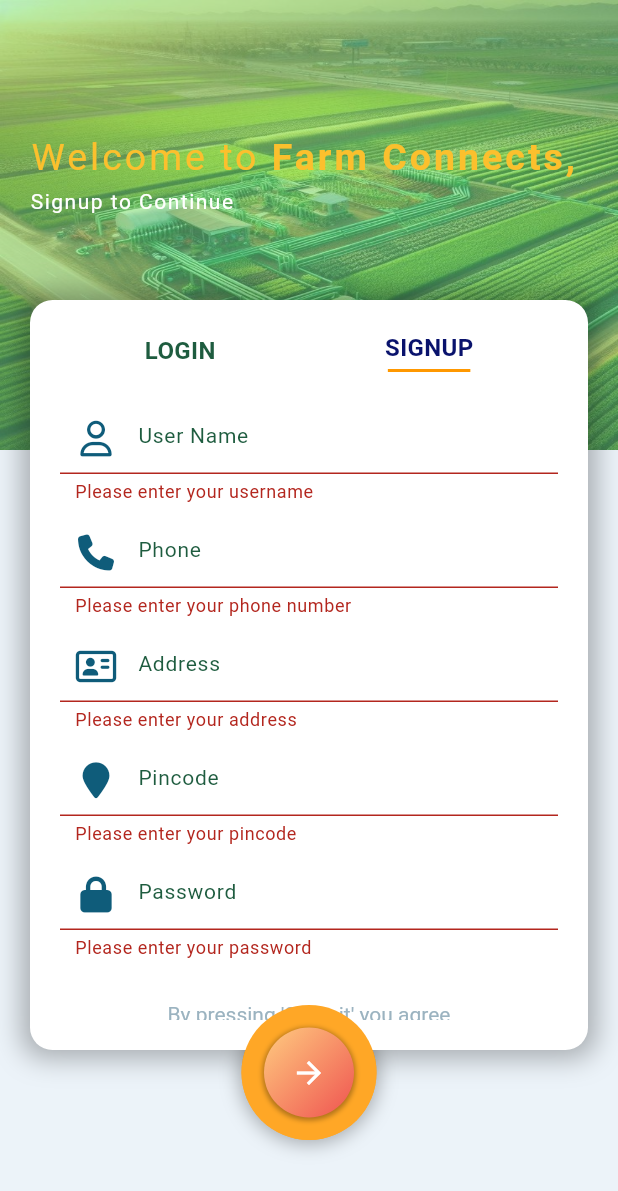
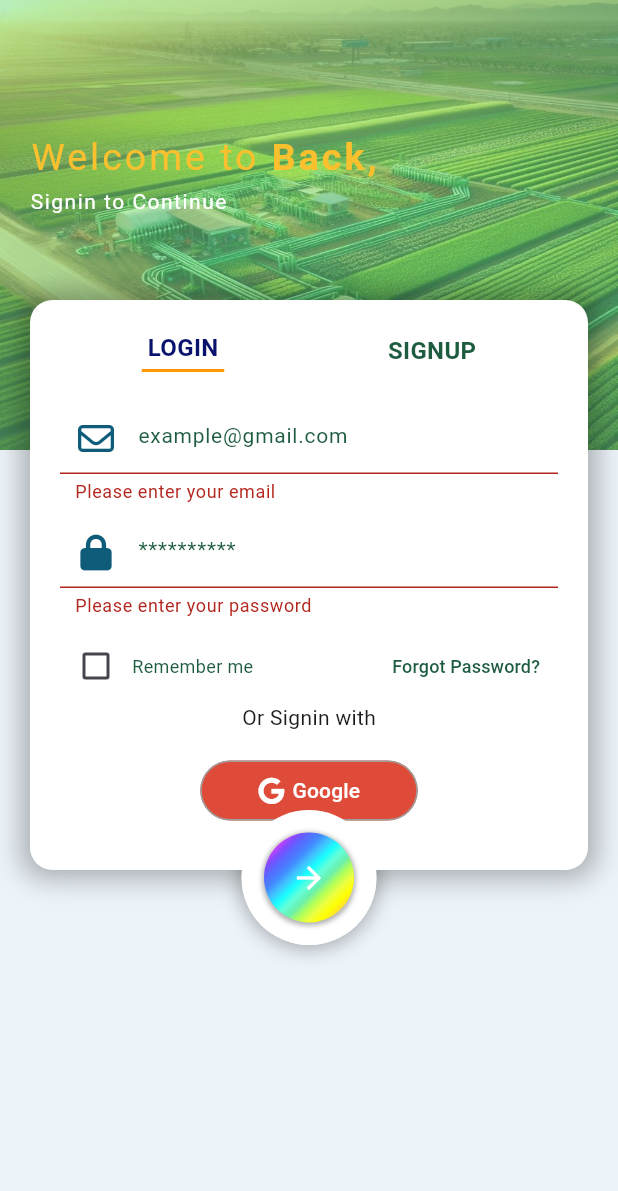
Before and after one commit to Ramdev-Lodhi/farm_connects, a Flutter app: the screen it shows after launch, after a tap on the "arrow forward" icon, on a phone screen of 412 x 824 dp. Shown: the top 1191 px of the screen. Run offline on Flutter 3.47's test engine with Material 3 defaults, Android fonts, the phone set to English and light mode, and no system bars; our stand-ins replace dio, font_awesome_flutter, get, hexcolor, shared_preferences; accounts and stored records are empty.

Commit message:
feat: Update Login

```diff
--- a/lib/config/api_url.dart
+++ b/lib/config/api_url.dart
@@ -1 +1 @@
-const apiUrl = 'http://192.168.110.77:8080/api';
+const apiUrl = 'http://192.168.68.205:3000/api';
--- /dev/null
+++ b/lib/config/network/local/cache_helper.dart
@@ -0,0 +1,37 @@
+import 'package:shared_preferences/shared_preferences.dart';
+
+class CacheHelper
+{
+  static late SharedPreferences sharedPreferences;
+
+  static init() async
+  {
+    sharedPreferences = await SharedPreferences.getInstance();
+  }
+
+  static Future<bool> saveData({
+  required String key,
+  required dynamic value,
+}) async
+  {
+    if (value is String)
+      return await sharedPreferences.setString(key, value);
+    else if(value is int)
+      return await sharedPreferences.setInt(key, value);
+    else if(value is bool)
+      return await sharedPreferences.setBool(key, value);
+
+    return await sharedPreferences.setDouble(key, value);
+  }
+
+  static dynamic getData ({required String key})
+  {
+    return sharedPreferences.get(key);
+  }
+
+  static Future<bool> removeData({required String key}) async
+  {
+    return await sharedPreferences.remove(key);
+  }
+
+}
--- /dev/null
+++ b/lib/config/network/remote/dio.dart
@@ -0,0 +1,71 @@
+import 'package:dio/dio.dart';
+
+class DioHelper
+{
+  static late Dio dio;
+
+  static init()
+  {
+    dio = Dio(
+      BaseOptions(
+        baseUrl: "http://192.168.170.22:3000/api/",
+        receiveDataWhenStatusError: true,
+        headers: {
+          "Content-Type": "application/json",
+          "lang" : 'en',
+        }
+        )
+    );
+  }
+
+  static Future<Response> postData({
+    required String method,
+    required Map<String, dynamic> data,
+    String lang = 'en',
+    String? token,
+}) async
+  {
+    //adding to header map
+    //note if it's assignment not add that will cause bad response!
+    //so use addAll method if you're trying to add a header.
+    dio.options.headers.addAll({
+      'lang' : lang,
+      'Authorization' : token,
+    });
+
+    return await dio.post(
+      method,
+      data: data,
+    );
+  }
+
+  static Future<Response> getData({
+    required String method,
+    Map<String, dynamic>? query,
+    String? token,
+    String lang = 'en'
+}) async
+  {
+    dio.options.headers.addAll({'Authorization' : token, 'lang' : lang});
+    return await dio.get(method, queryParameters: query);
+  }
+
+  static Future<Response> putData({
+    required String method,
+    required Map<String, dynamic> data,
+    String lang = 'en',
+    String? token,
+  }) async
+  {
+    dio.options.headers.addAll({
+      'lang' : lang,
+      'Authorization' : token,
+    });
+
+    return await dio.put(
+      method,
+      data: data,
+    );
+  }
+
+}
--- /dev/null
+++ b/lib/config/network/styles/colors.dart
@@ -0,0 +1,11 @@
+import 'package:flutter/material.dart';
+import 'package:hexcolor/hexcolor.dart';
+
+Color orange = HexColor('F13E17');
+Color blue = HexColor('0E71EF');
+Color skin = HexColor('CEBBAC');
+Color black = HexColor('2E2E2D');
+Color metal = HexColor('BEC2CC');
+Color offWhite = HexColor('F6F7F8');
+Color asmar = HexColor('001400');
+Color asmarFate7 = HexColor('19282d');
--- a/lib/controller/loginC.dart
+++ b/lib/controller/loginC.dart
@@ -1,11 +1,14 @@
 import 'package:farm_connects/repository/loginR.dart';
 import 'package:farm_connects/screen/dashboard.dart';
-import 'package:farm_connects/screen/login_signup.dart';
+import 'package:farm_connects/config/network/local/cache_helper.dart';
+import 'package:farm_connects/screen/authScreen/login_signup.dart';
 import 'package:get/get.dart';
-
+import 'package:farm_connects/config/network/end_points.dart';
+import 'package:farm_connects/config/network/remote/dio.dart';
+import 'package:farm_connects/models/login_model.dart';
 class LoginC extends GetxController {
   final loginrepository = LoginR();
-
+  late LoginModel loginModel;
   Future<void> Signup(String name, int phone, String address, int pincode,
       String password) async {
     var signupResponse = await loginrepository.signup(name, phone,address,pincode,password);
@@ -14,13 +17,33 @@ class LoginC extends GetxController {
 
       Get.offAll(() => LoginSignupScreen());
     }
-  } Future<void> Signin(int phone,
+  }
+  Future<void> Signin(String email,
       String password) async {
-    var signinResponse = await loginrepository.signin(phone,password);
-    if (signinResponse['status'] == '200') {
+    print('Login URL: $email');
+    // Log the URL before making the request
+    String fullUrl = '${DioHelper.dio.options.baseUrl}$LOGIN';
+    print('Login URL: $fullUrl');
+    DioHelper.postData(
+      method: LOGIN,
+      data: {
+        "email" : email,
+        "password" : password,
+      },
+      lang: 'en',
+    ).then((value) {
+      print(value);
+      loginModel = LoginModel.fromJson(value.data);
+        print(loginModel.status);
+      if(loginModel.status){
+        CacheHelper.saveData(key: 'token', value: loginModel.data?.token);
+        Get.offAll(() => DashboardScreen());
+      }
+      // print(loginModel.data?.token);
 
-      Get.offAll(() => DashboardScreen());
-    }
+    }).catchError((error) {
+      print('error : ' + error.toString());
+    });
   }
 
 
--- a/lib/main.dart
+++ b/lib/main.dart
@@ -1,9 +1,25 @@
+import 'package:farm_connects/screen/dashboard.dart';
 import 'package:flutter/material.dart';
-import 'package:farm_connects/screen/login_signup.dart';
+import 'package:farm_connects/screen/authScreen/login_signup.dart';
 import 'package:get/get.dart';
+import 'package:farm_connects/config/network/remote/dio.dart';
+import 'package:farm_connects/config/network/local/cache_helper.dart';
 
-void main() {
-  runApp(LoginSignupUI());
+void main() async {
+  // Ensure that Flutter bindings are initialized before accessing any services
+  WidgetsFlutterBinding.ensureInitialized();
+
+  DioHelper.init();
+  await CacheHelper.init();
+
+  String token = CacheHelper.getData(key: 'token') ?? '';
+
+  runApp(
+    GetMaterialApp(
+      debugShowCheckedModeBanner: false,
+      home: token != '' ? DashboardScreen() :  LoginSignupScreen(),
+    ),
+  );
 }
 
 class LoginSignupUI extends StatelessWidget {
--- /dev/null
+++ b/lib/models/login_model.dart
@@ -0,0 +1,37 @@
+class LoginModel
+{
+  late bool status;
+  late String message;
+  late UserData? data;
+
+  LoginModel.fromJson(Map<String, dynamic> json)
+  {
+    status = json['status']?.toString() == 'true';
+    message = json['message'];
+    data = json['data'] != null ? UserData.fromJson(json['data']) : null;
+  }
+}
+
+class UserData
+{
+  late String id;
+  late String name;
+  late String email;
+  late String phone;
+  late String image;
+  late int points;
+  late int credit;
+  late String token;
+
+  UserData.fromJson(Map<String, dynamic> json)
+  {
+    id = json['id'];
+    name = json['name'];
+    email = json['email'];
+    phone = json['phone'];
+    image = json['image'];
+    points = json['points'] ?? 0;
+    credit = json['credit'] ?? 0;
+    token = json['token'];
+  }
+}
--- a/lib/repository/loginR.dart
+++ b/lib/repository/loginR.dart
@@ -63,11 +63,11 @@ class LoginR {
       };
     }
   }
-  Future<Map<String, dynamic>> signin(int phone,String password) async {
-    final url = Uri.parse('$apiUrl/getuserphone');
+  Future<Map<String, dynamic>> signin(String email,String password) async {
+    final url = Uri.parse('$apiUrl/login');
     final headers = {'Content-Type': 'application/json'};
     final body = json.encode({
-      'phone': phone,
+      'email': email,
       'password': password
     });
     try {
--- a/lib/screen/login_signup.dart
+++ b/lib/screen/authScreen/login_signup.dart
@@ -1,9 +1,8 @@
 import 'package:flutter/material.dart';
 import 'package:font_awesome_flutter/font_awesome_flutter.dart';
-import 'package:farm_connects/config/palette.dart';
+import 'package:farm_connects/constants/palette.dart';
 import 'package:get/get.dart';
-
-import '../controller/loginC.dart';
+import '../../controller/loginC.dart';
 
 class LoginSignupScreen extends StatefulWidget {
   @override
@@ -12,7 +11,7 @@ class LoginSignupScreen extends StatefulWidget {
 
 class _LoginSignupScreenState extends State<LoginSignupScreen> {
   final LoginController = Get.put(LoginC());
-  bool isSignupScreen = true;
+  bool isSignupScreen = false;
   bool isMale = true;
   bool isRememberMe = false;
 
@@ -28,7 +27,7 @@ class _LoginSignupScreenState extends State<LoginSignupScreen> {
   final TextEditingController password = TextEditingController();
 
   // Controllers for Signin
-  final TextEditingController signinPhoneController = TextEditingController();
+  final TextEditingController signinEmailController = TextEditingController();
   final TextEditingController signinPasswordController =
       TextEditingController();
 
@@ -40,7 +39,7 @@ class _LoginSignupScreenState extends State<LoginSignupScreen> {
     address.dispose();
     pincode.dispose();
     password.dispose();
-    signinPhoneController.dispose();
+    signinEmailController.dispose();
     signinPasswordController.dispose();
     super.dispose();
   }
@@ -59,7 +58,7 @@ class _LoginSignupScreenState extends State<LoginSignupScreen> {
     } else {
       if (_signinFormKey.currentState!.validate()) {
         LoginController.Signin(
-          int.parse(signinPhoneController.text.trim()),
+          signinEmailController.text.trim(),
           signinPasswordController.text.trim(),
         );
       }
@@ -71,7 +70,10 @@ class _LoginSignupScreenState extends State<LoginSignupScreen> {
     final keyboardOpen = MediaQuery.of(context).viewInsets.bottom != 0;
     final topPosition = isSignupScreen
         ? (keyboardOpen ? 100 : 200)
-        : (keyboardOpen ? 190 : 230);
+        : (keyboardOpen ? 150 : 200);
+    final heightPosition = isSignupScreen
+        ? (keyboardOpen ? 450 : 500)
+        : (keyboardOpen ? 340 : 380);
 
     return Scaffold(
       backgroundColor: Palette.backgroundColor,
@@ -132,13 +134,15 @@ class _LoginSignupScreenState extends State<LoginSignupScreen> {
           ),
           buildBottomHalfContainer(true),
           AnimatedPositioned(
-            duration: Duration(milliseconds: 700),
+            duration: Duration(milliseconds: 600),
             curve: Curves.bounceInOut,
             top: topPosition.toDouble(),
             child: AnimatedContainer(
-              duration: Duration(milliseconds: 700),
+              duration: Duration(milliseconds: 600),
               curve: Curves.bounceInOut,
-              height: isSignupScreen ? 500 : 250,
+              // height: heightPosition.toDouble(),
+              height: heightPosition.toDouble(),
+              // isSignupScreen ? 500 : 380,
               padding: EdgeInsets.all(20),
               width: MediaQuery.of(context).size.width - 40,
               margin: EdgeInsets.symmetric(horizontal: 20),
@@ -216,7 +220,32 @@ class _LoginSignupScreenState extends State<LoginSignupScreen> {
                     if (isSignupScreen)
                       Form(key: _formKey, child: buildSignupSection()),
                     if (!isSignupScreen)
-                      Form(key: _signinFormKey, child: buildSigninSection())
+                      Form(key: _signinFormKey, child: buildSigninSection()),
+                    Positioned(
+                      top: MediaQuery.of(context).size.height - 100,
+                      right: 0,
+                      left: 0,
+                      child: Column(
+                        children: [
+                          Text(isSignupScreen
+                              ? "Or Signup with"
+                              : "Or Signin with"),
+                          Container(
+                            margin:
+                                EdgeInsets.only(right: 20, left: 20, top: 15),
+                            child: Row(
+                              mainAxisAlignment: MainAxisAlignment.spaceEvenly,
+                              children: [
+                                // buildTextButton(FontAwesomeIcons.facebookF,
+                                //     "Facebook", Palette.facebookColor),
+                                buildTextButton(FontAwesomeIcons.google,
+                                    "Google", Palette.googleColor),
+                              ],
+                            ),
+                          )
+                        ],
+                      ),
+                    )
                   ],
                 ),
               ),
@@ -228,23 +257,51 @@ class _LoginSignupScreenState extends State<LoginSignupScreen> {
     );
   }
 
+  TextButton buildTextButton(
+      IconData icon, String title, Color backgroundColor) {
+    return TextButton(
+      onPressed: () {},
+      style: TextButton.styleFrom(
+          foregroundColor: Colors.white,
+          side: BorderSide(width: 1, color: Colors.grey),
+          minimumSize: Size(145, 40),
+          shape:
+              RoundedRectangleBorder(borderRadius: BorderRadius.circular(20)),
+          backgroundColor: backgroundColor),
+      child: Row(
+        children: [
+          Icon(
+            icon,
+          ),
+          SizedBox(
+            width: 5,
+          ),
+          Text(
+            title,
+          )
+        ],
+      ),
+    );
+  }
+
   Container buildSigninSection() {
     return Container(
       margin: EdgeInsets.only(top: 20),
       child: Column(
         children: [
           buildTextField(
-            FontAwesomeIcons.phone,
-            "0123456789",
+            FontAwesomeIcons.envelope,
+            "example@gmail.com",
             false,
-            TextInputType.number,
-            signinPhoneController,
+            TextInputType.text,
+            signinEmailController,
             validator: (value) {
               if (value == null || value.isEmpty) {
-                return 'Please enter your phone number';
-              } else if (!RegExp(r'^[0-9]{10}$').hasMatch(value)) {
-                return 'Please enter a valid 10-digit phone number';
+                return 'Please enter your email';
               }
+              // else if (!RegExp(r'^[0-9]{10}$').hasMatch(value)) {
+              //   return 'Please enter a valid 10-digit phone number';
+              // }
               return null;
             },
           ),
@@ -287,7 +344,26 @@ class _LoginSignupScreenState extends State<LoginSignupScreen> {
                     style: TextStyle(fontSize: 12, color: Palette.textColor1)),
               )
             ],
-          )
+          ),
+// Google Sign-In Button
+//           SizedBox(height: 10),
+//           ElevatedButton.icon(
+//             onPressed: () {
+//               // Trigger Google sign-in process here
+//               // LoginController.signInWithGoogle();
+//             },
+//             icon: Icon(FontAwesomeIcons.google, color: Colors.white),
+//             label: Text("Sign in with Google"),
+//             style: ElevatedButton.styleFrom(
+//               foregroundColor: Colors.white,
+//               backgroundColor: Colors.red[400],
+//               // Text color
+//               shape: RoundedRectangleBorder(
+//                 borderRadius: BorderRadius.circular(30),
+//               ),
+//               padding: EdgeInsets.symmetric(vertical: 12, horizontal: 30),
+//             ),
+//           ),
         ],
       ),
     );
@@ -385,6 +461,25 @@ class _LoginSignupScreenState extends State<LoginSignupScreen> {
                   ]),
             ),
           ),
+          // Google Sign-Up Button
+          // SizedBox(height: 10),
+          // ElevatedButton.icon(
+          //   onPressed: () {
+          //     // Trigger Google sign-up process here
+          //     // LoginController.signUpWithGoogle();
+          //   },
+          //   icon: Icon(FontAwesomeIcons.google, color: Colors.white),
+          //   label: Text("Sign up with Google"),
+          //   style: ElevatedButton.styleFrom(
+          //     foregroundColor: Colors.white,
+          //     backgroundColor: Colors.red[400],
+          //     // Text color
+          //     shape: RoundedRectangleBorder(
+          //       borderRadius: BorderRadius.circular(30),
+          //     ),
+          //     padding: EdgeInsets.symmetric(vertical: 12, horizontal: 30),
+          //   ),
+          // ),
         ],
       ),
     );
@@ -422,38 +517,42 @@ class _LoginSignupScreenState extends State<LoginSignupScreen> {
   }
 
   Widget buildBottomHalfContainer(bool showShadow) {
+    final keyboardOpen = MediaQuery.of(context).viewInsets.bottom != 0;
     return AnimatedPositioned(
-      duration: Duration(milliseconds: 700),
+      duration: Duration(milliseconds: 600),
       curve: Curves.bounceInOut,
-      top: isSignupScreen ? 670 : 450,
+      top: isSignupScreen ? 670 : 540,
       right: 0,
       left: 0,
       child: Center(
         child: GestureDetector(
-          // onTap: () {
-          //   if (isSignupScreen) {
-          //     if (_formKey.currentState!.validate()) {
-          //
-          //       print("Username: ${usernameController.text}");
-          //       print("Phone: ${phoneController.text}");
-          //       print("Address: ${addressController.text}");
-          //       print("Pincode: ${pincodeController.text}");
-          //       print("Password: ${passwordController.text}");
-          //     }
-          //   } else {
-          //     if (_signinFormKey.currentState!.validate()) {
-          //       print("Phone: ${signinPhoneController.text}");
-          //       print("Password: ${signinPasswordController.text}");
-          //     }
-          //   }
-          // },
-          onTap:_submitForm,
+          onTap: () {
+            if (isSignupScreen) {
+              if (_formKey.currentState!.validate()) {
+                // print("Username: ${usernameController.text}");
+                // print("Phone: ${phoneController.text}");
+                // print("Address: ${addressController.text}");
+                // print("Pincode: ${pincodeController.text}");
+                // print("Password: ${passwordController.text}");
+              }
+            } else {
+              if (_signinFormKey.currentState!.validate()) {
+                // print("Phone: ${signinEmailController.text}");
+                // print("Password: ${signinPasswordController.text}");
+                LoginController.Signin(
+                  signinEmailController.text.trim(),
+                  signinPasswordController.text.trim(),
+                );
+              }
+            }
+          },
+          // onTap:_submitForm,
           child: Container(
             height: 90,
             width: 90,
             padding: EdgeInsets.all(15),
             decoration: BoxDecoration(
-              color: Colors.orange[400],
+              color: Colors.white,
               borderRadius: BorderRadius.circular(50),
               boxShadow: [
                 if (showShadow)
@@ -468,7 +567,8 @@ class _LoginSignupScreenState extends State<LoginSignupScreen> {
                 ? Container(
                     decoration: BoxDecoration(
                         gradient: LinearGradient(
-                            colors: [Colors.orange[200]!, Colors.red[400]!],
+                            // colors: [Colors.orange[200]!, Colors.red[400]!],
+                            colors: Colors.accents,
                             begin: Alignment.topLeft,
                             end: Alignment.bottomRight),
                         borderRadius: BorderRadius.circular(30),
--- a/lib/screen/local.dart
+++ b/lib/screen/local.dart
@@ -1,7 +1,7 @@
 import 'package:farm_connects/controller/loginC.dart';
 import 'package:flutter/material.dart';
 import 'package:font_awesome_flutter/font_awesome_flutter.dart';
-import 'package:farm_connects/config/palette.dart';
+import 'package:farm_connects/constants/palette.dart';
 import 'package:get/get.dart';
 
 class LoginSignupScreen extends StatefulWidget {
--- a/pubspec.yaml
+++ b/pubspec.yaml
@@ -39,6 +39,9 @@ dependencies:
   get: ^4.6.6
   http: ^1.2.2
   cupertino_icons: ^1.0.8
+  dio: ^5.7.0
+  shared_preferences: ^2.3.2
+  hexcolor: ^3.0.1
 
 dev_dependencies:
   flutter_test:
```
Also changed, not shown: lib/config/network/end_points.dart (added, +8 -0 lines), lib/config/network/styles/styles.dart (added, +55 -0 lines), lib/constants/palette.dart (renamed from lib/config/palette.dart), pubspec.lock, 2 other files.
